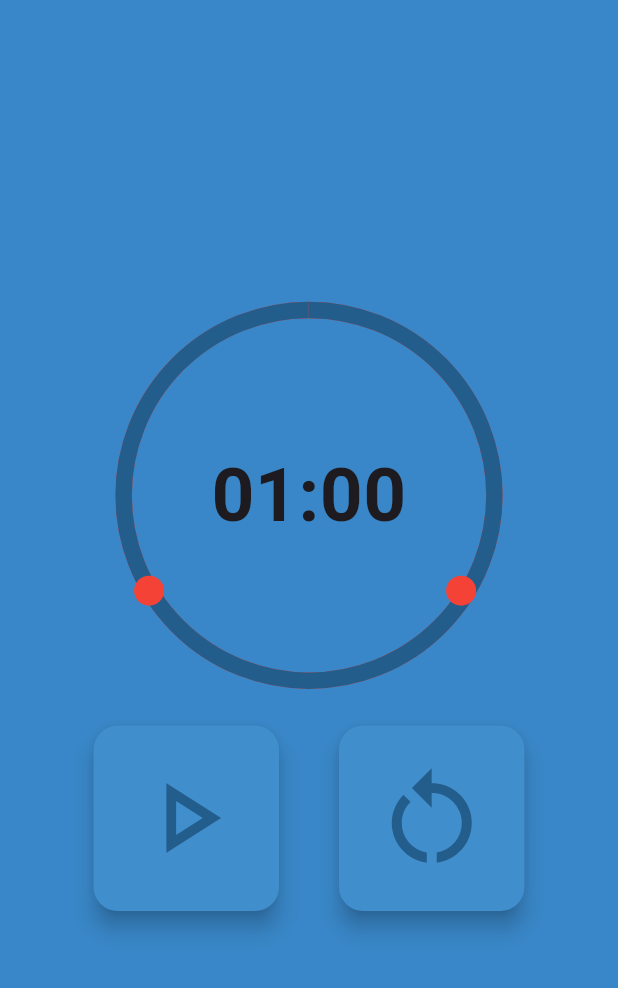
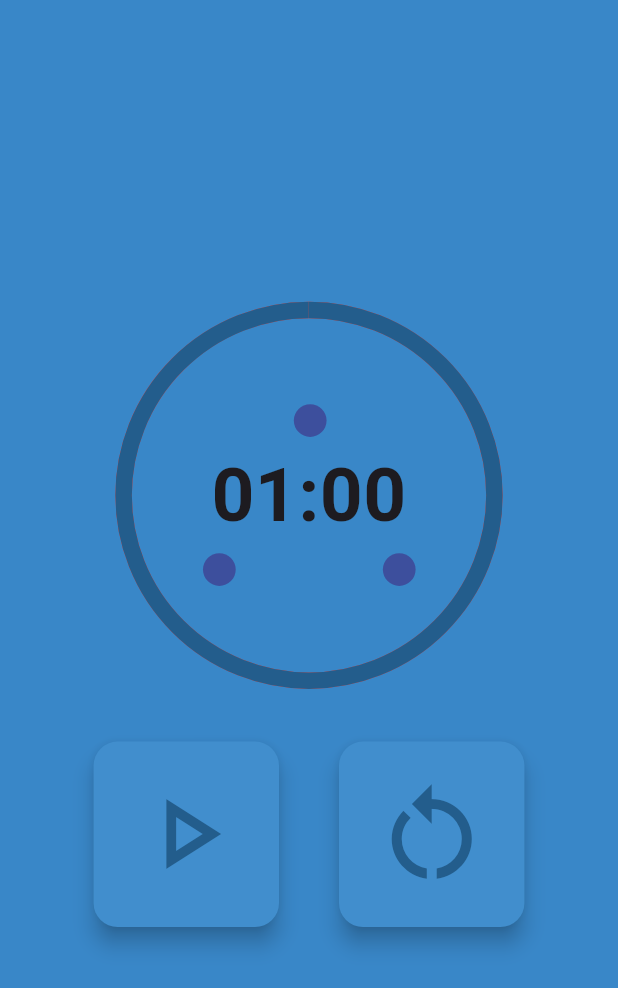
Before and after one commit to nktfmnko/cgkTraining, a Flutter app: the StateTimer3Page screen opened directly, on a phone screen of 412 x 824 dp. Shown: the top 988 px of the screen. Run offline on Flutter 3.47's test engine with Material 3 defaults, Android fonts, the phone set to English and light mode, and no system bars; our stand-ins replace audioplayers, email_validator, flutter_svg, percent_indicator, supabase_flutter, vibration; accounts and stored records are empty.

Commit message:
Добавлено оформление

```diff
--- a/lib/timer3.dart
+++ b/lib/timer3.dart
@@ -1,6 +1,7 @@
 import 'dart:async';
 import 'package:flutter/material.dart';
 import 'package:audioplayers/audioplayers.dart';
+import 'package:flutter_svg/flutter_svg.dart';
 
 class StateTimer3Page extends StatefulWidget {
   const StateTimer3Page({Key? key}) : super(key: key);
@@ -118,30 +119,12 @@ class _StateTimer3PageState extends State<StateTimer3Page> {
                     textAlign: TextAlign.center,
                   ),
                 ),
-                Positioned(
-                  bottom: 60,
-                  left: 17,
-                  child: Container(
-                    width: 20,
-                    height: 20,
-                    decoration: const BoxDecoration(
-                      shape: BoxShape.circle,
-                      color: Colors.red,
-                    ),
-                  ),
+                SvgPicture.asset(
+                  'assets/Group 5.svg',
+                  alignment: Alignment.center,
+                  width: size.width * 0.35,
+                  height: size.height * 0.35,
                 ),
-                Positioned(
-                    bottom: 60,
-                    left: 225,
-                    child: Container(
-                      width: 20,
-                      height: 20,
-                      decoration: const BoxDecoration(
-                        shape: BoxShape.circle,
-                        color: Colors.red,
-                      ),
-                    )
-                )
               ],
             ),
             Row(
--- a/pubspec.yaml
+++ b/pubspec.yaml
@@ -41,6 +41,7 @@ dependencies:
   vibration: ^1.8.4
   audioplayers: ^1.0.1
   flutter_svg: any
+  flutter_svg_provider: ^1.0.0
 dev_dependencies:
   flutter_test:
     sdk: flutter
@@ -75,6 +76,9 @@ flutter:
      - assets/Group 1.svg
      - assets/Group 2.svg
      - assets/Group 3.svg
+     - assets/Group 4.svg
+     - assets/Group 5.svg
+     - assets/Group 6.svg
 
 
 
```
Also changed, not shown: lib/timer1.dart (+12 -0 lines), lib/timer2.dart (+7 -12 lines), assets/Group 4.svg (added), assets/Group 5.svg (added), assets/Group 6.svg (added), pubspec.lock.
